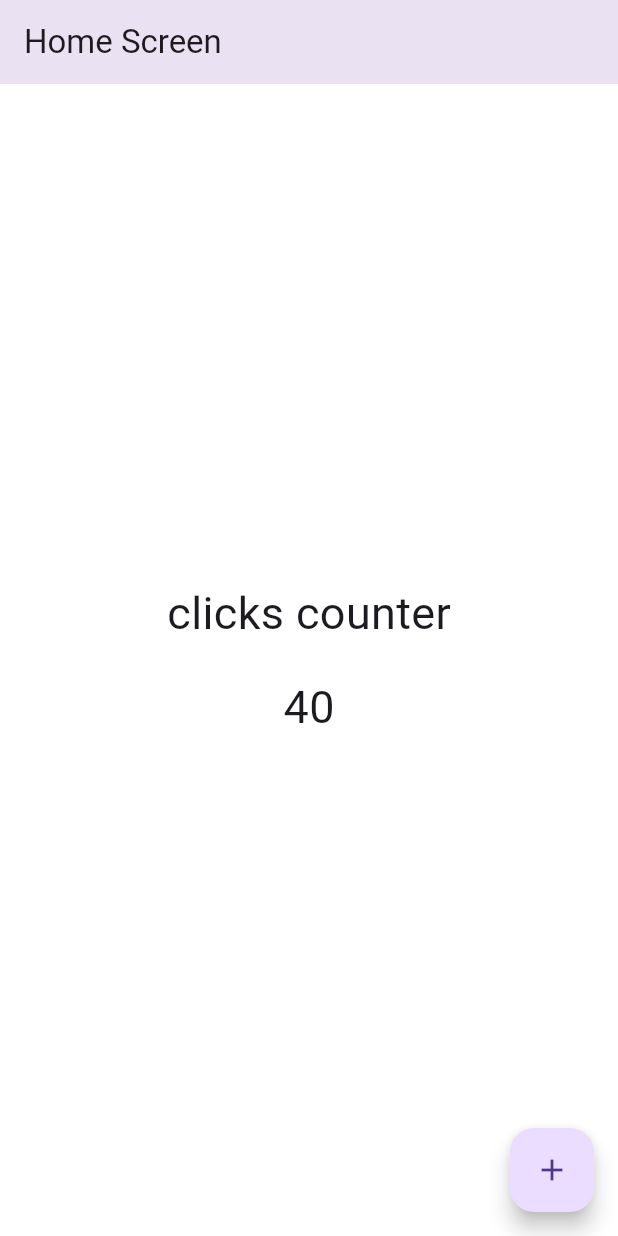
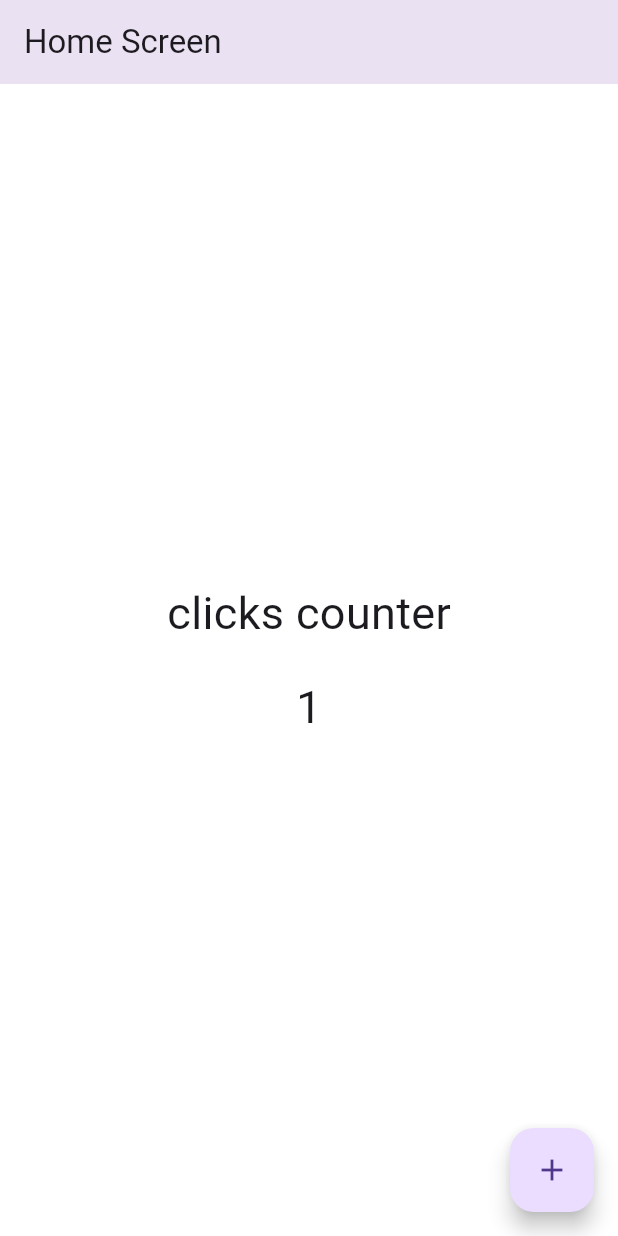
Before and after one commit to diagomezpa/Flutter-Seccion5-Contador, a Flutter app: the screen it shows after launch, on a phone screen of 412 x 824 dp. Run offline on Flutter 3.47's test engine with Material 3 defaults, Android fonts, the phone set to English and light mode, and no system bars.

Commit message:
seccion 5 video 56 StatefulWidget

```diff
--- a/lib/screens/home_screen.dart
+++ b/lib/screens/home_screen.dart
@@ -1,10 +1,14 @@
 import 'package:flutter/material.dart';
 
-class HomeScreen extends StatelessWidget {
-  const HomeScreen({super.key}); // sirve para identificar la clase
-  // y para que el widget pueda ser reutilizado en el árbol de widgets.
-  // El super.key es opcional, pero es una buena práctica incluirlo.
+class HomeScreen extends StatefulWidget {
+  const HomeScreen({super.key});
+  @override
+  State<HomeScreen> createState() => _HomeScreenState(); // ceaca el estado del widget HomeScreen
+}
 
+class _HomeScreenState extends State<HomeScreen> {
+  int counter = 1; // ahora es una propiedad
+ // sirve para identificar la clase
   @override
   Widget build(BuildContext context) {
     // El método build es donde se construye la interfaz de usuario del widget.
@@ -18,6 +22,7 @@ class HomeScreen extends StatelessWidget {
 
     const fontSize30= TextStyle(fontSize: 30); // definimos un estilo de texto para usarlo en varios widgets
 
+
     return  Scaffold( // le quitamos el const porque el appbar va a cambiar despues de construida la aplicacion porque el por ejemplo puede cambiar el tirulo
       //
       appBar: AppBar(
@@ -29,10 +34,10 @@ class HomeScreen extends StatelessWidget {
       child: Column(
       mainAxisAlignment: MainAxisAlignment.center, // centra los widgets en el eje vertical
 
-        children: const [
+        children:  [
           Text('clicks counter',style: fontSize30 ),
-          const SizedBox(height: 20), // espacio entre widgets
-          Text('40',style: fontSize30)
+          SizedBox(height: 20), // espacio entre widgets
+          Text('$counter',style: fontSize30)
         ],
       ),
       ),
@@ -40,7 +45,13 @@ class HomeScreen extends StatelessWidget {
       floatingActionButton: FloatingActionButton(
         onPressed: () {
           // Aquí puedes agregar la lógica para incrementar el contador
-          print('Floating Action Button Pressed');
+        counter = counter + 1; // incrementamos el contador
+          setState(() { // funcion anonima que se llama cuando se presiona el botón
+            // setState se usa para notificar al framework que el estado del widget ha cambiado
+            // y que debe reconstruir el widget con el nuevo estado.
+
+          });
+           print(counter);
         },
         child: const Icon(Icons.add),
       ),
```
